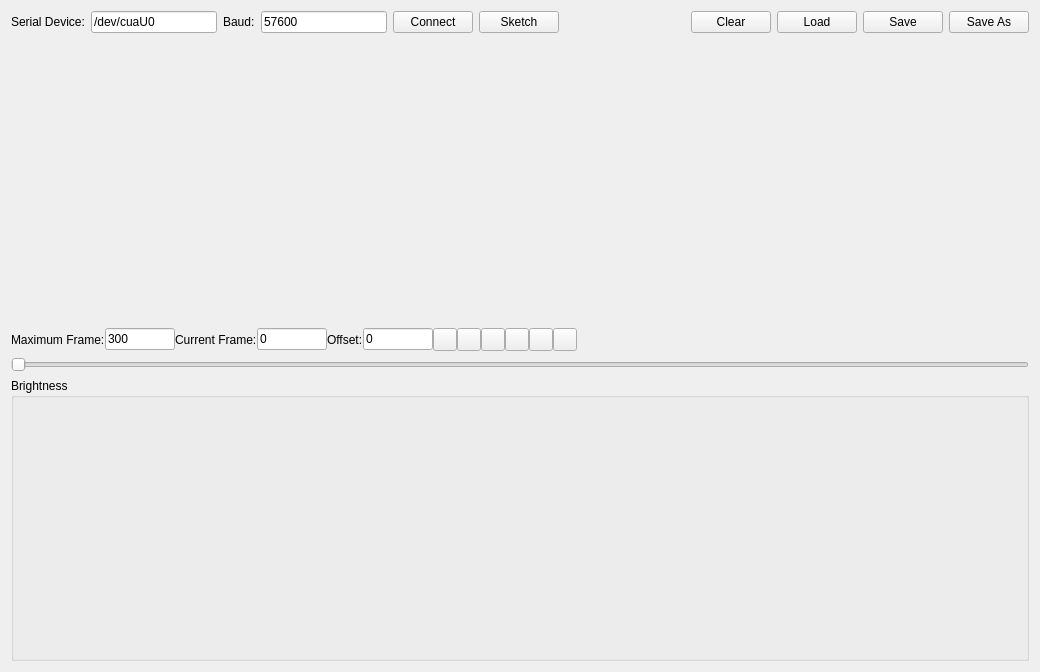
The window that gui/ledcontrol.ui (pfedick/openstopmotion) describes before a commit, drawn with Qt 5.
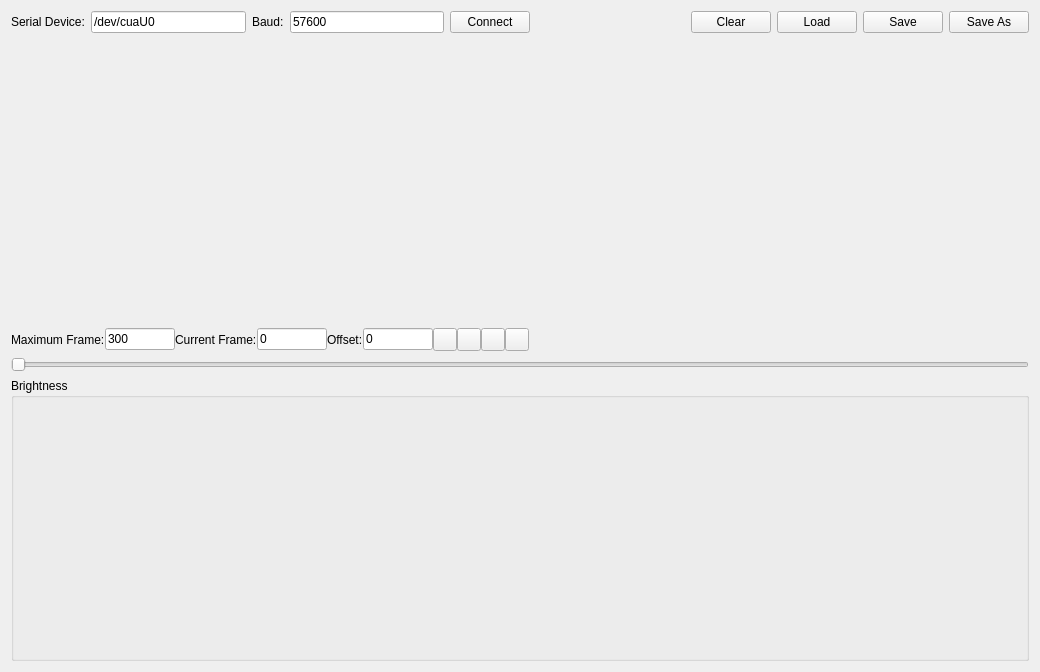
The same window after the commit. Icons and pictures are not drawn.

Diff of the .ui file:
```diff
--- a/gui/ledcontrol.ui
+++ b/gui/ledcontrol.ui
@@ -51,23 +51,6 @@
        </property>
       </widget>
      </item>
-     <item>
-      <widget class="QPushButton" name="arduinoButton">
-       <property name="text">
-        <string>Sketch</string>
-       </property>
-       <property name="icon">
-        <iconset resource="../resources.qrc">
-         <normaloff>:/other/resources/arduino.png</normaloff>:/other/resources/arduino.png</iconset>
-       </property>
-       <property name="iconSize">
-        <size>
-         <width>31</width>
-         <height>16</height>
-        </size>
-       </property>
-      </widget>
-     </item>
      <item>
       <spacer name="horizontalSpacer">
        <property name="orientation">
@@ -315,40 +298,6 @@
        </property>
       </widget>
      </item>
-     <item>
-      <widget class="QToolButton" name="keyBackButton">
-       <property name="text">
-        <string/>
-       </property>
-       <property name="icon">
-        <iconset resource="../resources.qrc">
-         <normaloff>:/icons/resources/media-skip-backward.png</normaloff>:/icons/resources/media-skip-backward.png</iconset>
-       </property>
-       <property name="iconSize">
-        <size>
-         <width>16</width>
-         <height>16</height>
-        </size>
-       </property>
-      </widget>
-     </item>
-     <item>
-      <widget class="QToolButton" name="keyNextButton">
-       <property name="text">
-        <string/>
-       </property>
-       <property name="icon">
-        <iconset resource="../resources.qrc">
-         <normaloff>:/icons/resources/media-skip-forward.png</normaloff>:/icons/resources/media-skip-forward.png</iconset>
-       </property>
-       <property name="iconSize">
-        <size>
-         <width>16</width>
-         <height>16</height>
-        </size>
-       </property>
-      </widget>
-     </item>
      <item>
       <spacer name="horizontalSpacer_2">
        <property name="orientation">
```
